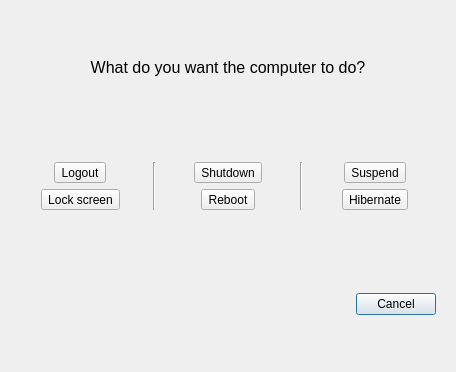
Before: the Qt Designer form lxqt-leave/leavedialog.ui in lxqt/lxqt-session, drawn with Qt 5.
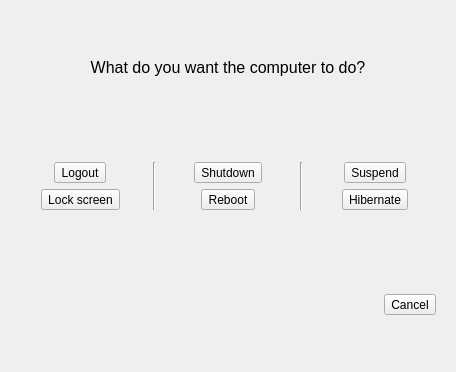
After: the same form once the commit is applied. Icons and pictures are not drawn.

Commit message:
leavedialog: Don't trigger "cancel" on Enter
The cancel button (as the only one QPushButton) was the default one (and
only one accepting the Enter key event). So even if other QToolButton
had been focused, the enter key event was delivered to cancel button.

Patch:
```diff
--- a/lxqt-leave/leavedialog.ui
+++ b/lxqt-leave/leavedialog.ui
@@ -37,7 +37,7 @@
        </spacer>
       </item>
       <item>
-       <widget class="QPushButton" name="cancelButton">
+       <widget class="QToolButton" name="cancelButton">
         <property name="text">
          <string>Cancel</string>
         </property>
@@ -45,6 +45,9 @@
          <iconset theme="dialog-cancel">
           <normaloff>.</normaloff>.</iconset>
         </property>
+        <property name="toolButtonStyle">
+         <enum>Qt::ToolButtonTextBesideIcon</enum>
+        </property>
        </widget>
       </item>
      </layout>
```
